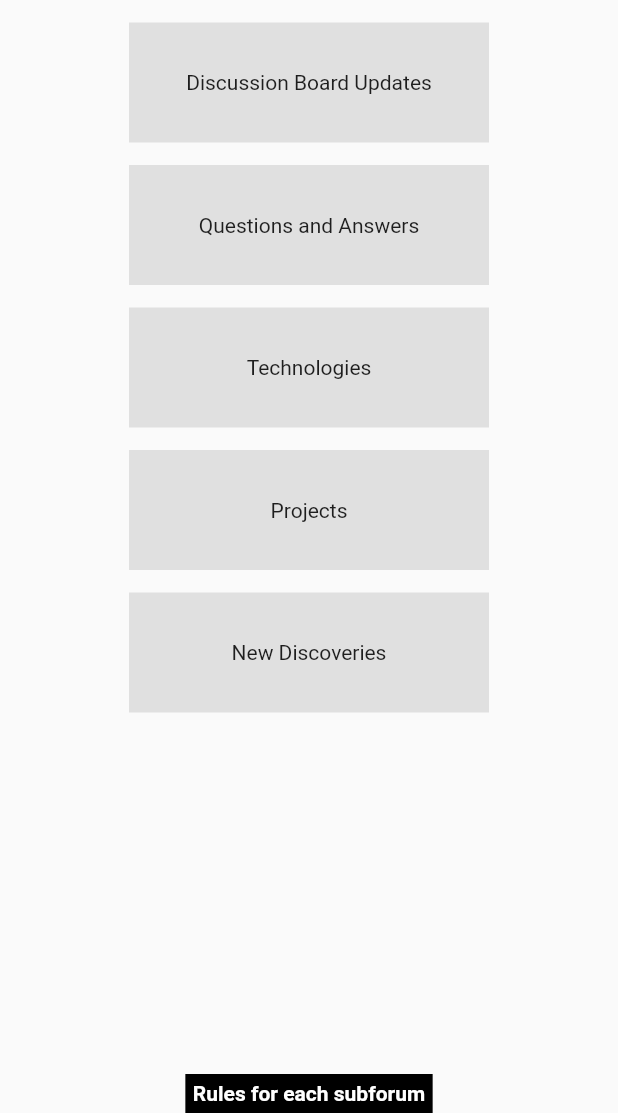
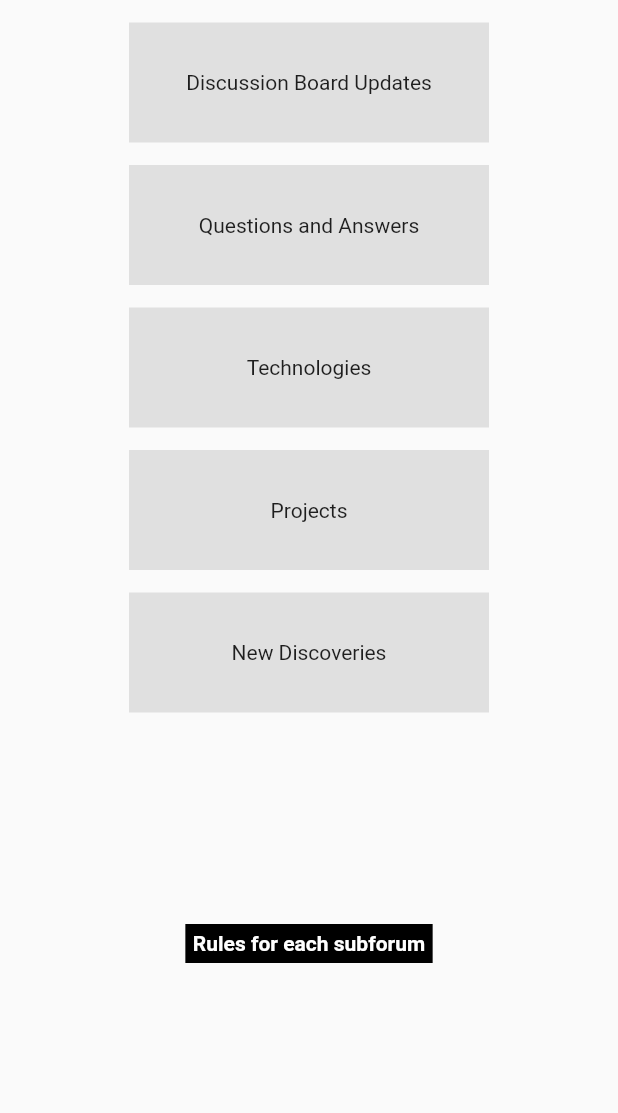
Before and after one commit to srizzo8/starexpedition, a Flutter app: the discussionBoardPage screen opened by its route, on a phone screen of 412 x 824 dp, the part 123-1236 px from its top. Run offline on Flutter 3.47's test engine with Material 2 defaults, Android fonts, the light colour scheme and no system bars; our stand-ins replace cloud_firestore, firebase_core, firebase_database, flutter_dotenv, flutter_secure_storage, get and 2 more; missing offline and left inert: flutter_email_sender, json_editor, mailer, number_paginator; accounts and stored records are empty.

Commit message:
Repositioning the button that displays the rules of all of the subforums

```diff
--- a/lib/discussionBoardPage.dart
+++ b/lib/discussionBoardPage.dart
@@ -181,7 +181,10 @@ class discussionBoardPageState extends State<discussionBoardPage>{
                 }
               );
             }
-          )
+          ),
+          Container(
+            height: 100,
+          ),
         ],
       ),
       drawer: myMain.starExpeditionNavigationDrawer(),
```
